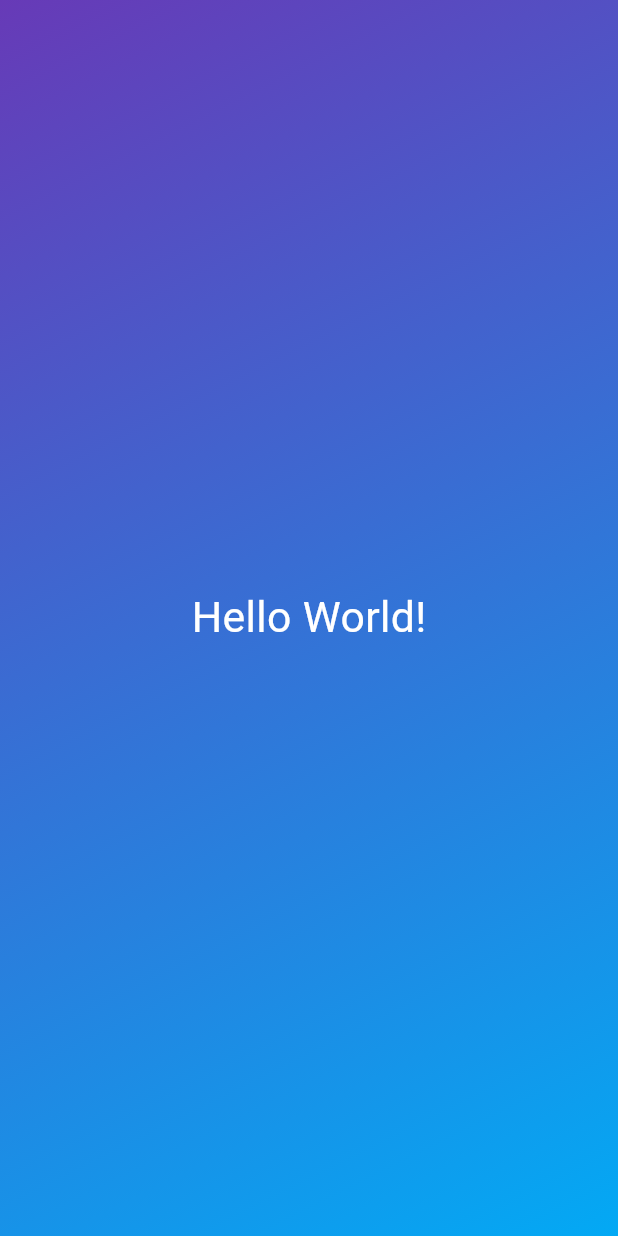
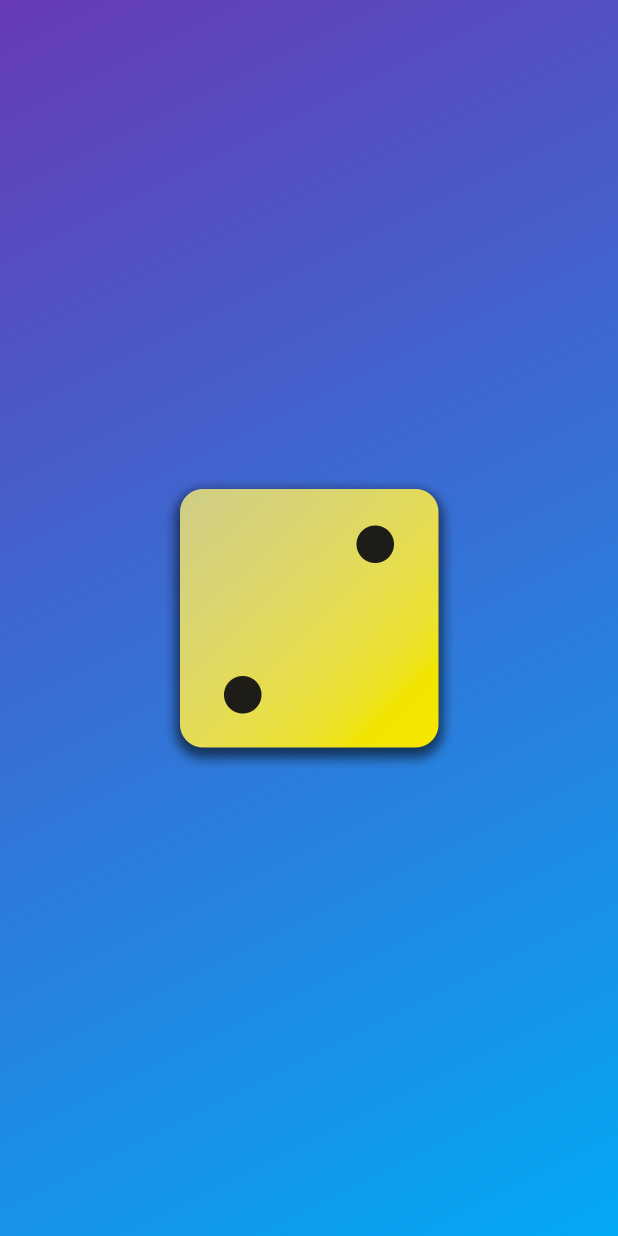
Before and after one commit to lightrao/my_first_flutter_app, a Flutter app: the screen it shows after launch, on a phone screen of 412 x 824 dp. Run offline on Flutter 3.47's test engine with Material 3 defaults, Android fonts, the phone set to English and light mode, and no system bars.

Commit message:
Displaying Images & Using Multiple Constructor Functions

```diff
--- a/lib/gradient_container.dart
+++ b/lib/gradient_container.dart
@@ -1,5 +1,4 @@
 import 'package:flutter/material.dart';
-import 'package:my_first_flutter_app/styled_text.dart';
 
 const startAlignment = Alignment.topLeft;
 const endAlignment = Alignment.bottomRight;
@@ -20,8 +19,11 @@ class GradientContainer extends StatelessWidget {
           end: endAlignment,
         ),
       ),
-      child: const Center(
-        child: StyledText("Hello World!"),
+      child: Center(
+        child: Image.asset(
+          "assets/images/dice-2.png",
+          width: 200,
+        ),
       ),
     );
   }
```
Also changed, not shown: pubspec.yaml (+7 -3 lines), assets/images/dice-1.png (added), assets/images/dice-2.png (added), assets/images/dice-3.png (added), assets/images/dice-4.png (added), assets/images/dice-5.png (added), assets/images/dice-6.png (added).
